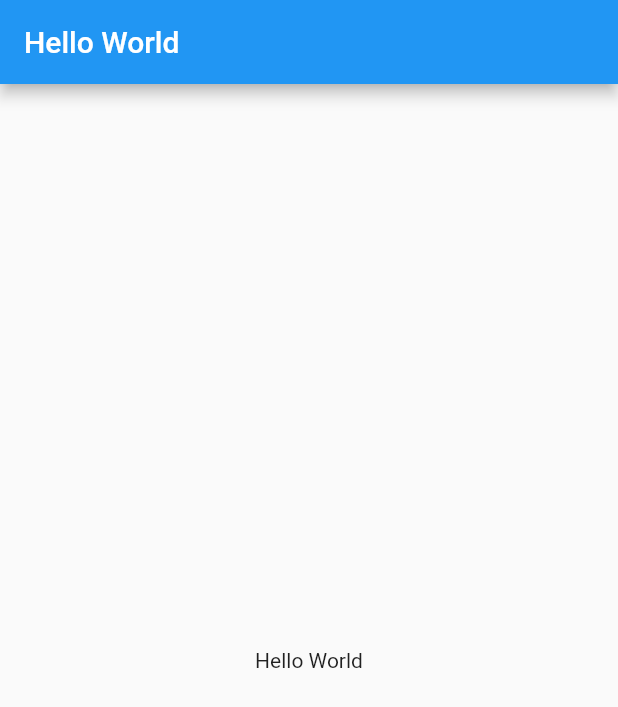
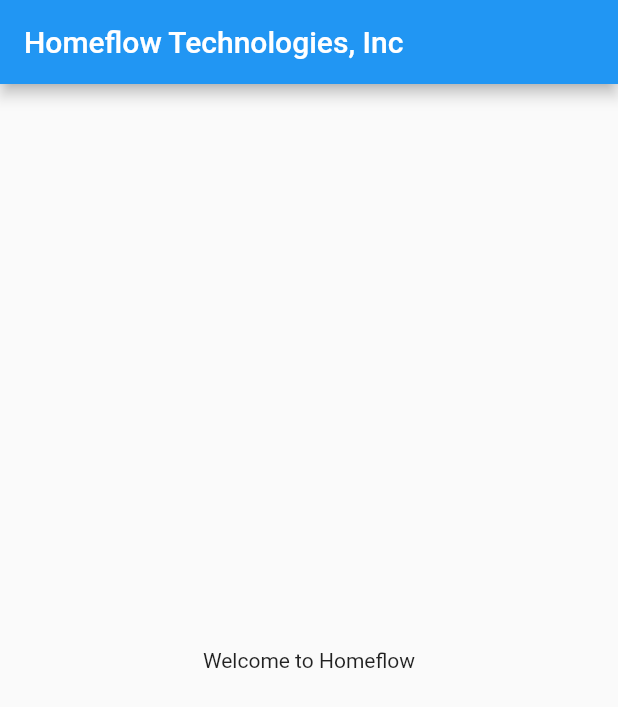
Before and after one commit to ldavidsp/flutter-intl, a Flutter app: the screen it shows after launch, on a phone screen of 412 x 824 dp. Shown: the top 707 px of the screen. Run offline on Flutter 3.47's test engine with Material 2 defaults, Android fonts, the phone set to English and light mode, and no system bars.

Commit message:
update
Signed-off-by: Luis Solorzano <luisnic20@gmail.com>

```diff
--- a/lib/main.dart
+++ b/lib/main.dart
@@ -15,8 +15,7 @@ class _HomeflowAppState extends State<HomeflowApp> {
   Widget build(BuildContext context) {
     return MaterialApp(
       debugShowCheckedModeBanner: false,
-      onGenerateTitle: (BuildContext context) =>
-          DemoLocalizations.of(context).title,
+      onGenerateTitle: (BuildContext context) => DemoLocalizations.of(context).title,
       localizationsDelegates: [
         const DemoLocalizationsDelegate(),
         GlobalMaterialLocalizations.delegate,
--- a/lib/services/i18n.dart
+++ b/lib/services/i18n.dart
@@ -14,14 +14,17 @@ class DemoLocalizations {
 
   static Map<String, Map<String, String>> _localizedValues = {
     'en': {
-      'title': 'Hello World',
+      'title': 'Homeflow Technologies, Inc',
+      'welcome': 'Welcome to Homeflow',
     },
     'es': {
-      'title': 'Hola Mundo',
+      'title': 'Homeflow Technologies, Inc',
+      'welcome': 'Bienvenido a Homeflow',
     },
   };
 
   String get title => _localizedValues[locale.languageCode]['title'];
+  String get welcome => _localizedValues[locale.languageCode]['welcome'];
 }
 
 class DemoLocalizationsDelegate
--- a/lib/views/home.dart
+++ b/lib/views/home.dart
@@ -15,7 +15,7 @@ class _HomeViewState extends State<HomeView> {
         title: Text(DemoLocalizations.of(context).title),
       ),
       body: Center(
-        child: Text(DemoLocalizations.of(context).title),
+        child: Text(DemoLocalizations.of(context).welcome),
       ),
     );
   }
```
